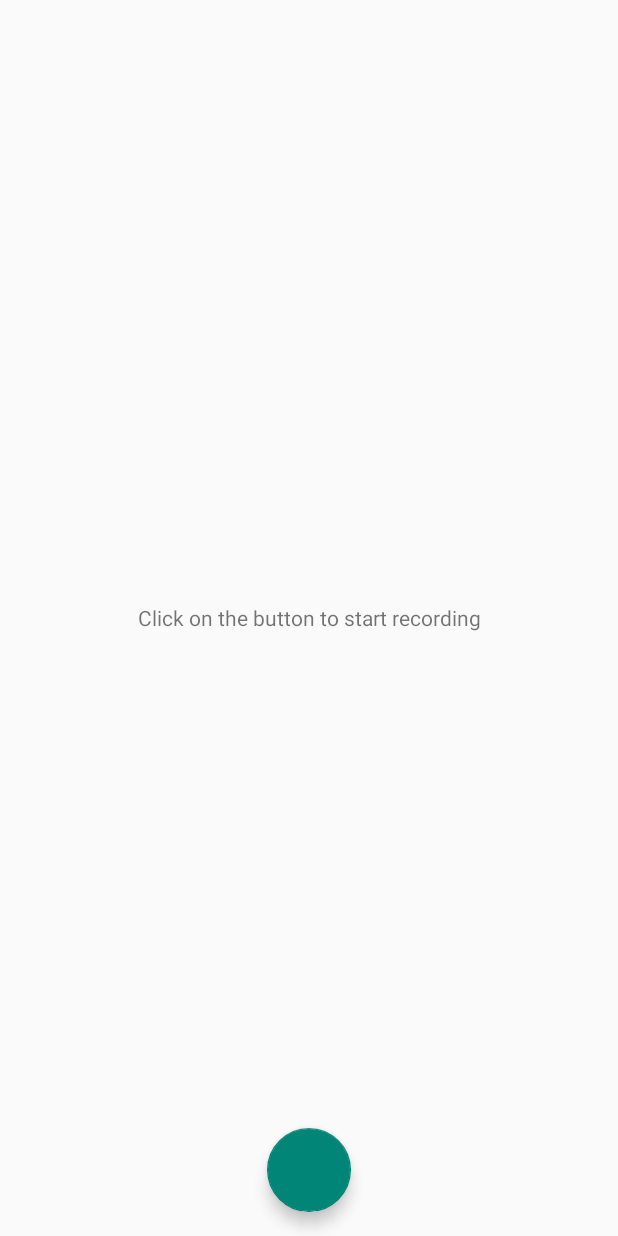
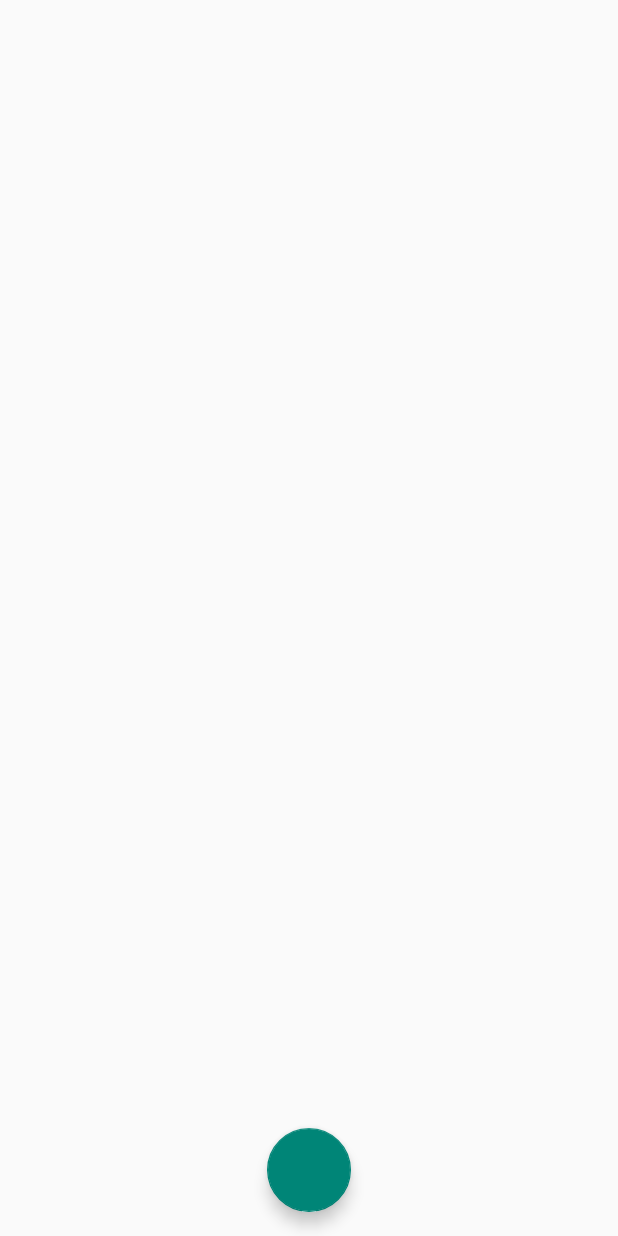
Before and after one commit to andrewpkusuma/AcousticFingerprint, an Android app: the layout fragment_listen.xml on its own in the app's theme, with its tools: preview values and no code run, on a phone screen of 412 x 824 dp. Run offline under Robolectric (Android 15) with nearby library versions, the phone set to English and light mode, and no system bars.

Commit message:
Renaming files, enhance ListenFragment UI

```diff
--- a/app/src/main/java/com/ureca/acousticfingerprint/HistoryFragment.java
+++ b/app/src/main/java/com/ureca/acousticfingerprint/HistoryFragment.java
@@ -29,13 +29,10 @@ import java.util.List;
 public class HistoryFragment extends Fragment {
 
     SharedPreferences sharedpreferences;
-    FloatingActionButton addAd;
     FloatingActionButton removeAd;
     Editor prefsEditor;
     Gson gson = new Gson();
     AdvertisementRecycleViewAdapter adapter;
-    private Boolean isStarted = false;
-    private Boolean isVisible = false;
     private List<Advertisement> ads = new ArrayList<>();
     private String jsonAds;
     private RecyclerView rv;
@@ -64,7 +61,7 @@ public class HistoryFragment extends Fragment {
     @Override
     public View onCreateView(LayoutInflater inflater, ViewGroup container,
                              Bundle savedInstanceState) {
-        View view = inflater.inflate(R.layout.recyclerview_fragment, container, false);
+        View view = inflater.inflate(R.layout.fragment_history, container, false);
         rv = (RecyclerView) view.findViewById(R.id.rv);
         LinearLayoutManager llm = new LinearLayoutManager(getActivity()) {
             public boolean supportsPredictiveItemAnimations() {
@@ -139,7 +136,6 @@ public class HistoryFragment extends Fragment {
     @Override
     public void onStart() {
         super.onStart();
-        isStarted = true;
         rv.setAdapter(adapter);
 
         /*Call your Fragment functions that uses getActivity()
--- a/app/src/main/res/layout/fragment_page.xml
+++ b/app/src/main/res/layout/fragment_listen.xml
@@ -1,25 +1,24 @@
 <?xml version="1.0" encoding="utf-8"?>
-<android.support.design.widget.CoordinatorLayout android:id="@+id/main_content"
-    xmlns:android="http://schemas.android.com/apk/res/android"
+<android.support.design.widget.CoordinatorLayout xmlns:android="http://schemas.android.com/apk/res/android"
+    xmlns:app="http://schemas.android.com/apk/res-auto"
+    android:id="@+id/main_content"
     android:layout_width="match_parent"
     android:layout_height="match_parent"
-    android:padding="0dp"
-    xmlns:app="http://schemas.android.com/apk/res-auto">
+    android:padding="0dp">
 
-    <TextView xmlns:android="http://schemas.android.com/apk/res/android"
-        android:id="@+id/text"
+    <LinearLayout xmlns:android="http://schemas.android.com/apk/res/android"
+        android:id="@+id/placeholder"
         android:layout_width="match_parent"
         android:layout_height="match_parent"
         android:gravity="center"
-        android:text="Click on the button to start recording"/>
+        android:orientation="horizontal" />
 
     <android.support.design.widget.FloatingActionButton
+        android:id="@+id/start_record"
         android:layout_width="wrap_content"
         android:layout_height="wrap_content"
         android:layout_gravity="bottom|center"
         android:layout_margin="16dp"
-        app:fabSize="normal"
-        android:id="@+id/start_record"
-        />
+        app:fabSize="normal" />
 
 </android.support.design.widget.CoordinatorLayout>
--- a/build.gradle
+++ b/build.gradle
@@ -5,7 +5,7 @@ buildscript {
         jcenter()
     }
     dependencies {
-        classpath 'com.android.tools.build:gradle:2.3.2'
+        classpath 'com.android.tools.build:gradle:2.3.3'
 
         // NOTE: Do not place your application dependencies here; they belong
         // in the individual module build.gradle files
```
Also changed, not shown: app/src/main/java/com/ureca/acousticfingerprint/ListenFragment.java (+41 -8 lines), app/src/main/res/layout/fragment_history.xml (renamed from app/src/main/res/layout/recyclerview_fragment.xml, +0 -8 lines).
